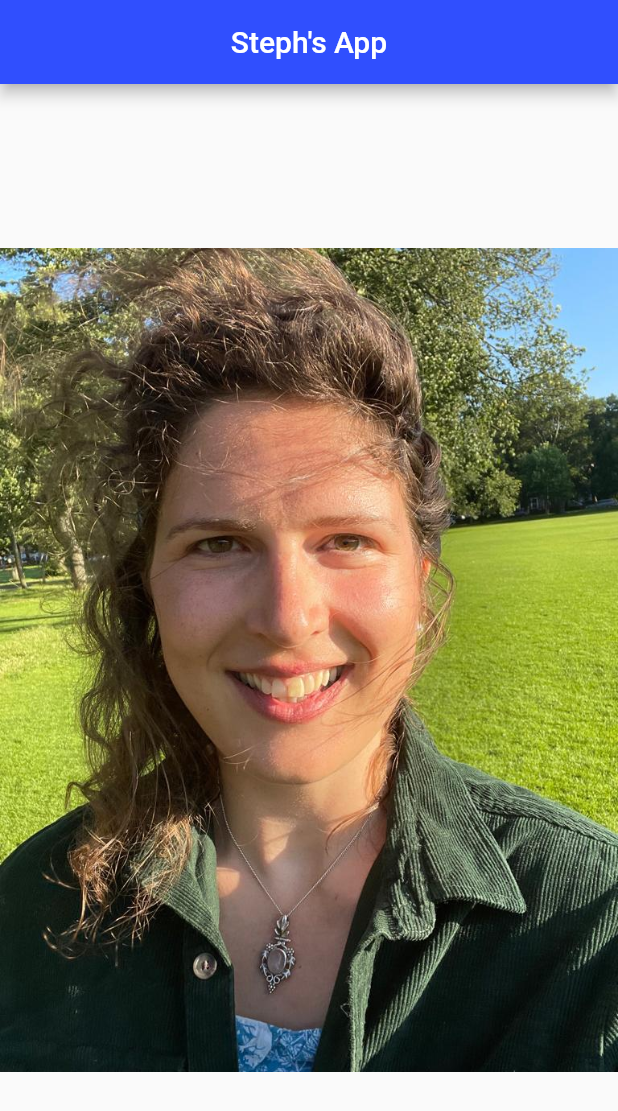
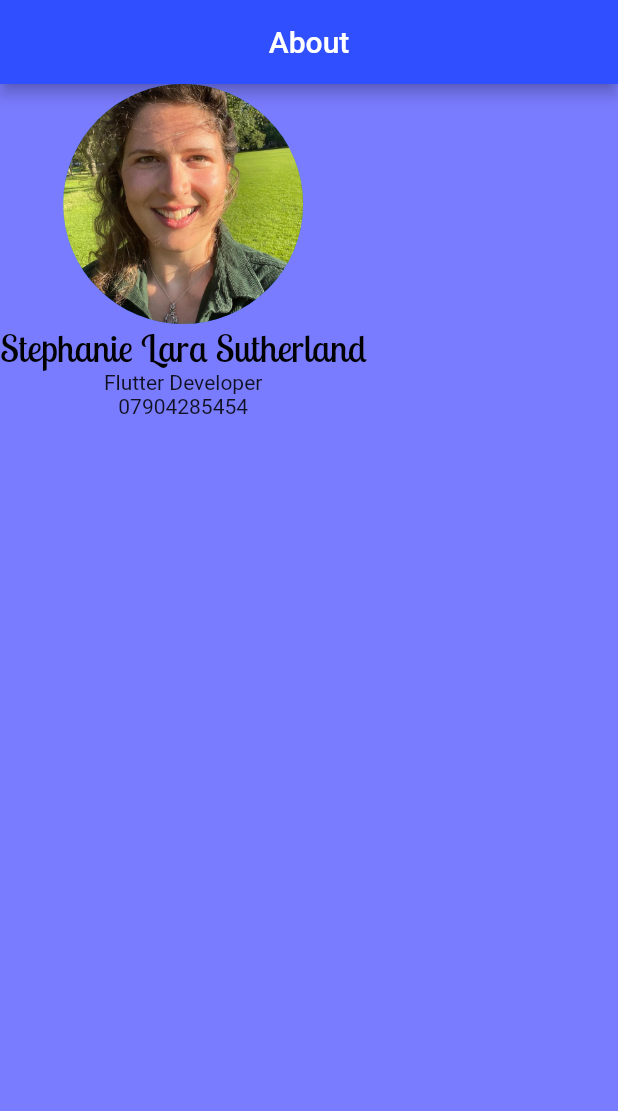
Before and after one commit to StephSutherly/flutter-portfolio, a Flutter app: the screen it shows after launch, on a phone screen of 412 x 824 dp. Shown: the top 1111 px of the screen. Run offline on Flutter 3.47's test engine with Material 2 defaults, Android fonts, the phone set to English and light mode, and no system bars.

Commit message:
Display image in circle avatar, add personal details and import custom font

```diff
--- a/lib/main.dart
+++ b/lib/main.dart
@@ -2,22 +2,54 @@ import 'package:flutter/material.dart';
 import 'services/themes.dart';
 
 void main() {
-  runApp(
-    MaterialApp(
+  runApp(const About());
+}
+
+// <div>Icons made by <a href="https://www.flaticon.com/authors/flat-icons" title="Flat Icons">Flat Icons</a> from <a href="https://www.flaticon.com/" title="Flaticon">www.flaticon.com</a></div>
+
+class About extends StatelessWidget {
+  const About({Key? key}) : super(key: key);
+
+  @override
+  Widget build(BuildContext context) {
+    return MaterialApp(
       home: Scaffold(
+        backgroundColor: ThemeService.primaryLight,
         appBar: AppBar(
-          title: const Text('Steph\'s App'),
+          title: const Text(
+            'About',
+            style: TextStyle(
+              color: ThemeService.light,
+            ),
+          ),
           backgroundColor: ThemeService.primary,
           centerTitle: true,
         ),
-        body: const Center(
-          child: Image(
-            image: AssetImage('images/stephMeadows.jpeg'),
-          ),
+        body: Column(
+          mainAxisAlignment: MainAxisAlignment.start,
+          children: [
+            const CircleAvatar(
+              radius: 80.0,
+              backgroundImage: AssetImage('images/stephMeadows.jpeg'),
+            ),
+            Column(
+              mainAxisAlignment: MainAxisAlignment.spaceEvenly,
+              children: const [
+                Text(
+                  'Stephanie Lara Sutherland',
+                  style: TextStyle(
+                    fontFamily: 'LobsterTwo',
+                    fontSize: 25.0,
+                    color: ThemeService.dark,
+                  ),
+                ),
+                Text('Flutter Developer'),
+                Text('07904285454')
+              ],
+            ),
+          ],
         ),
       ),
-    ),
-  );
+    );
+  }
 }
-
-// <div>Icons made by <a href="https://www.flaticon.com/authors/flat-icons" title="Flat Icons">Flat Icons</a> from <a href="https://www.flaticon.com/" title="Flaticon">www.flaticon.com</a></div>
--- a/lib/services/themes.dart
+++ b/lib/services/themes.dart
@@ -10,4 +10,7 @@ class ThemeService {
   ThemeService._internal();
 
   static const primary = Color(0xff304ffe);
+  static const primaryLight = Color(0xff7a7cff);
+  static const dark = Color(0xff000000);
+  static const light = Color(0xffffffff);
 }
```
Also changed, not shown: pubspec.yaml (+11 -0 lines), fonts/LobsterTwo-Bold.ttf (added), fonts/LobsterTwo-BoldItalic.ttf (added), fonts/LobsterTwo-Italic.ttf (added), fonts/LobsterTwo-Regular.ttf (added).
